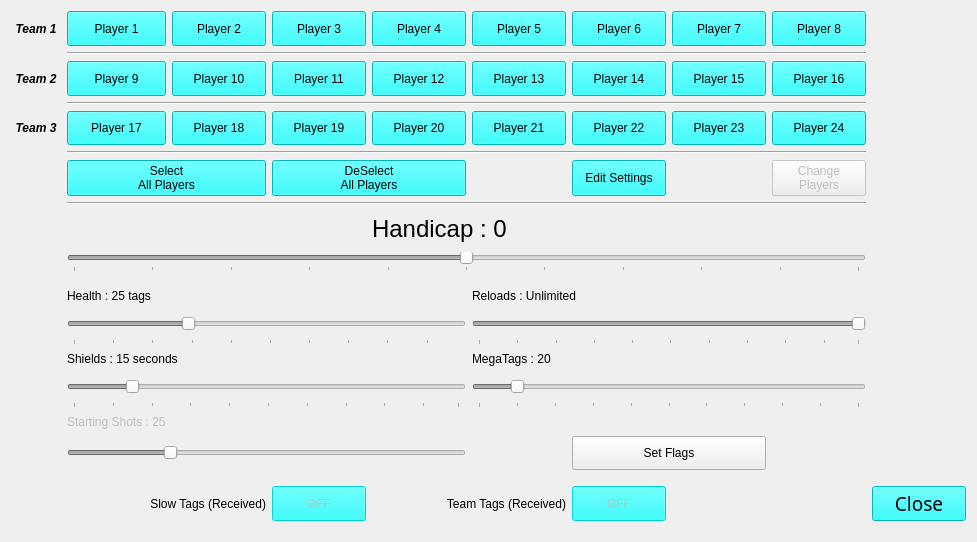
Old version of the form PlayersWindow.ui in the repository rmick/Combobulator.
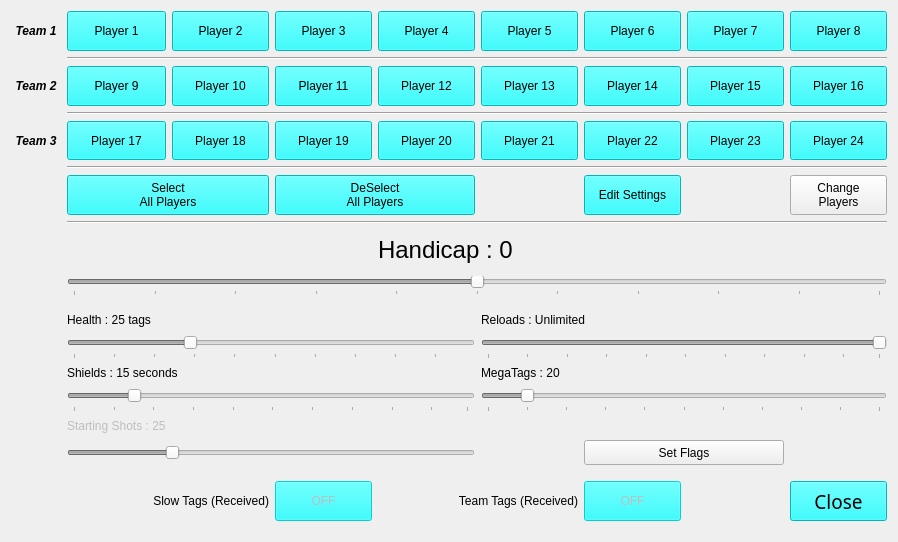
New version of the form.

Patch:
```diff
--- a/PlayersWindow.ui
+++ b/PlayersWindow.ui
@@ -9,7 +9,7 @@
    <rect>
     <x>0</x>
     <y>0</y>
-    <width>977</width>
+    <width>898</width>
     <height>542</height>
    </rect>
   </property>
@@ -21,14 +21,14 @@
   </property>
   <property name="minimumSize">
    <size>
-    <width>0</width>
-    <height>16</height>
+    <width>800</width>
+    <height>500</height>
    </size>
   </property>
   <property name="maximumSize">
    <size>
     <width>16777215</width>
-    <height>542</height>
+    <height>16777215</height>
    </size>
   </property>
   <property name="acceptDrops">
@@ -735,13 +735,13 @@
      <property name="minimumSize">
       <size>
        <width>0</width>
-       <height>25</height>
+       <height>15</height>
       </size>
      </property>
      <property name="maximumSize">
       <size>
        <width>16777215</width>
-       <height>40</height>
+       <height>25</height>
       </size>
      </property>
      <property name="maximum">
@@ -769,7 +769,7 @@
      <property name="minimumSize">
       <size>
        <width>0</width>
-       <height>25</height>
+       <height>0</height>
       </size>
      </property>
      <property name="maximumSize">
@@ -1476,7 +1476,7 @@
    <item row="10" column="8">
     <widget class="QPushButton" name="btn_ChangePlayers">
      <property name="enabled">
-      <bool>false</bool>
+      <bool>true</bool>
      </property>
      <property name="sizePolicy">
       <sizepolicy hsizetype="Preferred" vsizetype="Preferred">
@@ -1495,6 +1495,12 @@
      <property name="enabled">
       <bool>true</bool>
      </property>
+     <property name="sizePolicy">
+      <sizepolicy hsizetype="Preferred" vsizetype="Fixed">
+       <horstretch>0</horstretch>
+       <verstretch>0</verstretch>
+      </sizepolicy>
+     </property>
      <property name="minimumSize">
       <size>
        <width>0</width>
@@ -2147,134 +2153,6 @@
      </attribute>
     </widget>
    </item>
-   <item row="26" column="11">
-    <widget class="QPushButton" name="btn_ClosePlayerWindow">
-     <property name="sizePolicy">
-      <sizepolicy hsizetype="Preferred" vsizetype="Fixed">
-       <horstretch>0</horstretch>
-       <verstretch>0</verstretch>
-      </sizepolicy>
-     </property>
-     <property name="minimumSize">
-      <size>
-       <width>0</width>
-       <height>0</height>
-      </size>
-     </property>
-     <property name="maximumSize">
-      <size>
-       <width>16777215</width>
-       <height>50</height>
-      </size>
-     </property>
-     <property name="palette">
-      <palette>
-       <active>
-        <colorrole role="Button">
-         <brush brushstyle="SolidPattern">
-          <color alpha="255">
-           <red>0</red>
-           <green>255</green>
-           <blue>255</blue>
-          </color>
-         </brush>
-        </colorrole>
-        <colorrole role="Base">
-         <brush brushstyle="SolidPattern">
-          <color alpha="255">
-           <red>0</red>
-           <green>255</green>
-           <blue>255</blue>
-          </color>
-         </brush>
-        </colorrole>
-        <colorrole role="Window">
-         <brush brushstyle="SolidPattern">
-          <color alpha="255">
-           <red>0</red>
-           <green>255</green>
-           <blue>255</blue>
-          </color>
-         </brush>
-        </colorrole>
-       </active>
-       <inactive>
-        <colorrole role="Button">
-         <brush brushstyle="SolidPattern">
-          <color alpha="255">
-           <red>0</red>
-           <green>255</green>
-           <blue>255</blue>
-          </color>
-         </brush>
-        </colorrole>
-        <colorrole role="Base">
-         <brush brushstyle="SolidPattern">
-          <color alpha="255">
-           <red>0</red>
-           <green>255</green>
-           <blue>255</blue>
-          </color>
-         </brush>
-        </colorrole>
-        <colorrole role="Window">
-         <brush brushstyle="SolidPattern">
-          <color alpha="255">
-           <red>0</red>
-           <green>255</green>
-           <blue>255</blue>
-          </color>
-         </brush>
-        </colorrole>
-       </inactive>
-       <disabled>
-        <colorrole role="Button">
-         <brush brushstyle="SolidPattern">
-          <color alpha="255">
-           <red>0</red>
-           <green>255</green>
-           <blue>255</blue>
-          </color>
-         </brush>
-        </colorrole>
-        <colorrole role="Base">
-         <brush brushstyle="SolidPattern">
-          <color alpha="255">
-           <red>0</red>
-           <green>255</green>
-           <blue>255</blue>
-          </color>
-         </brush>
-        </colorrole>
-        <colorrole role="Window">
-         <brush brushstyle="SolidPattern">
-          <color alpha="255">
-           <red>0</red>
-           <green>255</green>
-           <blue>255</blue>
-          </color>
-         </brush>
-        </colorrole>
-       </disabled>
-      </palette>
-     </property>
-     <property name="font">
-      <font>
-       <family>.SF NS Text</family>
-       <pointsize>14</pointsize>
-      </font>
-     </property>
-     <property name="text">
-      <string>Close</string>
-     </property>
-     <property name="autoDefault">
-      <bool>false</bool>
-     </property>
-     <property name="default">
-      <bool>false</bool>
-     </property>
-    </widget>
-   </item>
    <item row="3" column="6">
     <widget class="QPushButton" name="btn_Player14">
      <property name="sizePolicy">
@@ -2411,13 +2289,13 @@
      <property name="minimumSize">
       <size>
        <width>0</width>
-       <height>25</height>
+       <height>15</height>
       </size>
      </property>
      <property name="maximumSize">
       <size>
        <width>16777215</width>
-       <height>40</height>
+       <height>25</height>
       </size>
      </property>
      <property name="value">
@@ -2914,7 +2792,7 @@
      <property name="minimumSize">
       <size>
        <width>0</width>
-       <height>25</height>
+       <height>0</height>
       </size>
      </property>
      <property name="maximumSize">
@@ -3079,13 +2957,13 @@
      <property name="minimumSize">
       <size>
        <width>0</width>
-       <height>25</height>
+       <height>15</height>
       </size>
      </property>
      <property name="maximumSize">
       <size>
        <width>16777215</width>
-       <height>40</height>
+       <height>25</height>
       </size>
      </property>
      <property name="minimum">
@@ -3116,6 +2994,12 @@
        <verstretch>0</verstretch>
       </sizepolicy>
      </property>
+     <property name="minimumSize">
+      <size>
+       <width>0</width>
+       <height>15</height>
+      </size>
+     </property>
      <property name="maximumSize">
       <size>
        <width>16777215</width>
@@ -3555,6 +3439,12 @@
    </item>
    <item row="26" column="1" colspan="2">
     <widget class="QLabel" name="label_SlowTags">
+     <property name="minimumSize">
+      <size>
+       <width>0</width>
+       <height>16</height>
+      </size>
+     </property>
      <property name="text">
       <string> Slow Tags (Received)</string>
      </property>
@@ -4030,6 +3920,12 @@
      <property name="enabled">
       <bool>true</bool>
      </property>
+     <property name="sizePolicy">
+      <sizepolicy hsizetype="Preferred" vsizetype="Fixed">
+       <horstretch>0</horstretch>
+       <verstretch>0</verstretch>
+      </sizepolicy>
+     </property>
      <property name="minimumSize">
       <size>
        <width>0</width>
@@ -4307,6 +4203,134 @@
      </property>
     </spacer>
    </item>
+   <item row="26" column="8">
+    <widget class="QPushButton" name="btn_ClosePlayerWindow">
+     <property name="sizePolicy">
+      <sizepolicy hsizetype="Preferred" vsizetype="Fixed">
+       <horstretch>0</horstretch>
+       <verstretch>0</verstretch>
+      </sizepolicy>
+     </property>
+     <property name="minimumSize">
+      <size>
+       <width>0</width>
+       <height>0</height>
+      </size>
+     </property>
+     <property name="maximumSize">
+      <size>
+       <width>16777215</width>
+       <height>50</height>
+      </size>
+     </property>
+     <property name="palette">
+      <palette>
+       <active>
+        <colorrole role="Button">
+         <brush brushstyle="SolidPattern">
+          <color alpha="255">
+           <red>0</red>
+           <green>255</green>
+           <blue>255</blue>
+          </color>
+         </brush>
+        </colorrole>
+        <colorrole role="Base">
+         <brush brushstyle="SolidPattern">
+          <color alpha="255">
+           <red>0</red>
+           <green>255</green>
+           <blue>255</blue>
+          </color>
+         </brush>
+        </colorrole>
+        <colorrole role="Window">
+         <brush brushstyle="SolidPattern">
+          <color alpha="255">
+           <red>0</red>
+           <green>255</green>
+           <blue>255</blue>
+          </color>
+         </brush>
+        </colorrole>
+       </active>
+       <inactive>
+        <colorrole role="Button">
+         <brush brushstyle="SolidPattern">
+          <color alpha="255">
+           <red>0</red>
+           <green>255</green>
+           <blue>255</blue>
+          </color>
+         </brush>
+        </colorrole>
+        <colorrole role="Base">
+         <brush brushstyle="SolidPattern">
+          <color alpha="255">
+           <red>0</red>
+           <green>255</green>
+           <blue>255</blue>
+          </color>
+         </brush>
+        </colorrole>
+        <colorrole role="Window">
+         <brush brushstyle="SolidPattern">
+          <color alpha="255">
+           <red>0</red>
+           <green>255</green>
+           <blue>255</blue>
+          </color>
+         </brush>
+        </colorrole>
+       </inactive>
+       <disabled>
+        <colorrole role="Button">
+         <brush brushstyle="SolidPattern">
+          <color alpha="255">
+           <red>0</red>
+           <green>255</green>
+           <blue>255</blue>
+          </color>
+         </brush>
+        </colorrole>
+        <colorrole role="Base">
+         <brush brushstyle="SolidPattern">
+          <color alpha="255">
+           <red>0</red>
+           <green>255</green>
+           <blue>255</blue>
+          </color>
+         </brush>
+        </colorrole>
+        <colorrole role="Window">
+         <brush brushstyle="SolidPattern">
+          <color alpha="255">
+           <red>0</red>
+           <green>255</green>
+           <blue>255</blue>
+          </color>
+         </brush>
+        </colorrole>
+       </disabled>
+      </palette>
+     </property>
+     <property name="font">
+      <font>
+       <family>.SF NS Text</family>
+       <pointsize>14</pointsize>
+      </font>
+     </property>
+     <property name="text">
+      <string>Close</string>
+     </property>
+     <property name="autoDefault">
+      <bool>false</bool>
+     </property>
+     <property name="default">
+      <bool>false</bool>
+     </property>
+    </widget>
+   </item>
   </layout>
  </widget>
  <resources/>
```
